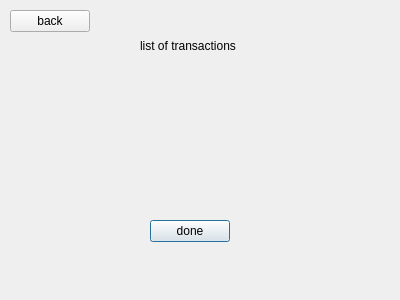
First picture: the form in listoftransactions.ui, repository Abdelrahman-Shorim/FlightApp, before the edit.
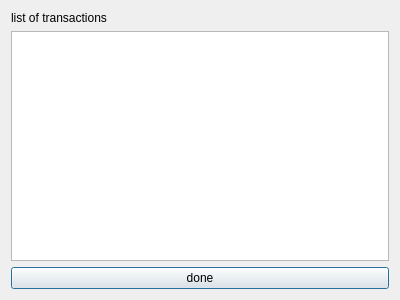
Second picture: the form after the edit.

What changed in the file:
```diff
--- a/listoftransactions.ui
+++ b/listoftransactions.ui
@@ -13,45 +13,25 @@
   <property name="windowTitle">
    <string>Dialog</string>
   </property>
-  <widget class="QPushButton" name="pushButton">
-   <property name="geometry">
-    <rect>
-     <x>150</x>
-     <y>220</y>
-     <width>80</width>
-     <height>22</height>
-    </rect>
-   </property>
-   <property name="text">
-    <string>done</string>
-   </property>
-  </widget>
-  <widget class="QPushButton" name="pushButton_2">
-   <property name="geometry">
-    <rect>
-     <x>10</x>
-     <y>10</y>
-     <width>80</width>
-     <height>22</height>
-    </rect>
-   </property>
-   <property name="text">
-    <string>back</string>
-   </property>
-  </widget>
-  <widget class="QLabel" name="label">
-   <property name="geometry">
-    <rect>
-     <x>140</x>
-     <y>20</y>
-     <width>121</width>
-     <height>51</height>
-    </rect>
-   </property>
-   <property name="text">
-    <string>list of transactions </string>
-   </property>
-  </widget>
+  <layout class="QVBoxLayout" name="verticalLayout">
+   <item>
+    <widget class="QLabel" name="label">
+     <property name="text">
+      <string>list of transactions </string>
+     </property>
+    </widget>
+   </item>
+   <item>
+    <widget class="QListWidget" name="listWidget"/>
+   </item>
+   <item>
+    <widget class="QPushButton" name="toadminpage">
+     <property name="text">
+      <string>done</string>
+     </property>
+    </widget>
+   </item>
+  </layout>
  </widget>
  <resources/>
  <connections/>
```
